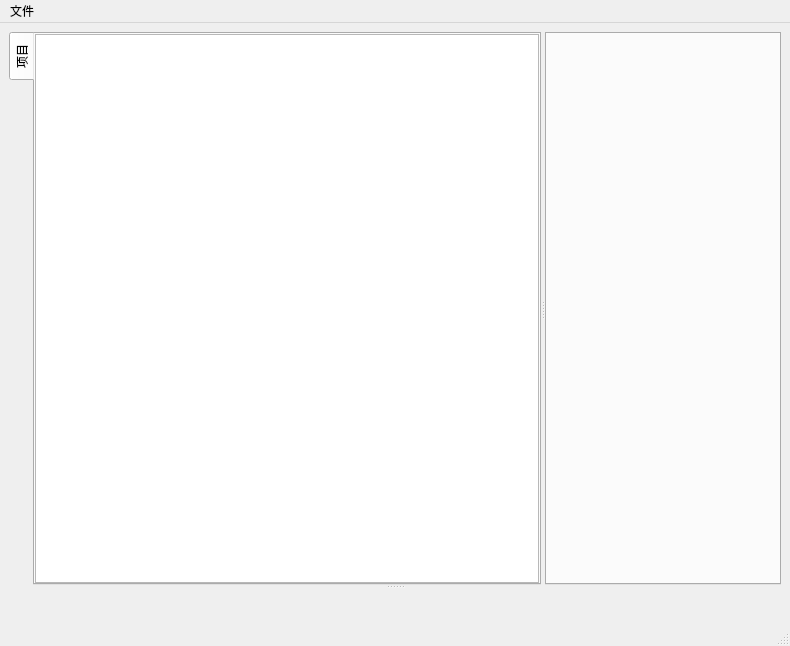
Before: the Qt Designer form ui/main2.ui in fffoobibi/httpfile, drawn with Qt 5.
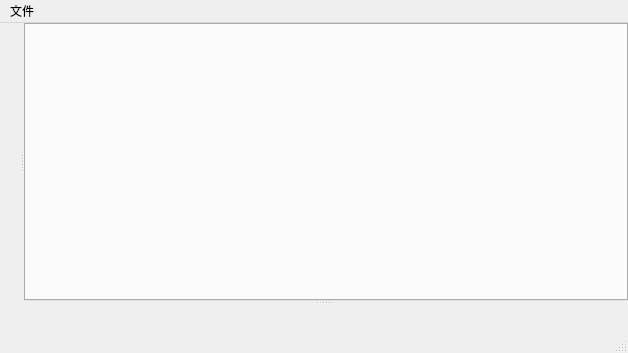
After: the same form once the commit is applied. Custom widgets are drawn as their Qt base class.

What changed in the file:
```diff
--- a/ui/main2.ui
+++ b/ui/main2.ui
@@ -6,15 +6,85 @@
    <rect>
     <x>0</x>
     <y>0</y>
-    <width>790</width>
-    <height>646</height>
+    <width>628</width>
+    <height>353</height>
    </rect>
   </property>
   <property name="windowTitle">
    <string>MainWindow</string>
   </property>
   <widget class="QWidget" name="centralwidget">
+   <layout class="QVBoxLayout" name="verticalLayout_3">
+    <property name="leftMargin">
+     <number>0</number>
+    </property>
+    <property name="topMargin">
+     <number>0</number>
+    </property>
+    <property name="rightMargin">
+     <number>0</number>
+    </property>
+    <property name="bottomMargin">
+     <number>0</number>
+    </property>
+    <item>
+     <widget class="QFrame" name="frame_2">
+      <property name="frameShape">
+       <enum>QFrame::NoFrame</enum>
+      </property>
+      <property name="frameShadow">
+       <enum>QFrame::Raised</enum>
+      </property>
+      <layout class="QHBoxLayout" name="horizontalLayout_3" stretch="0,1">
+       <property name="spacing">
+        <number>0</number>
+       </property>
+       <property name="leftMargin">
+        <number>0</number>
+       </property>
+       <property name="topMargin">
+        <number>0</number>
+       </property>
+       <property name="rightMargin">
+        <number>0</number>
+       </property>
+       <property name="bottomMargin">
+        <number>0</number>
+       </property>
+       <item>
+        <widget class="QWidget" name="widget" native="true">
    <layout class="QVBoxLayout" name="verticalLayout">
+          <property name="spacing">
+           <number>0</number>
+          </property>
+          <property name="leftMargin">
+           <number>0</number>
+          </property>
+          <property name="topMargin">
+           <number>0</number>
+          </property>
+          <property name="rightMargin">
+           <number>0</number>
+          </property>
+          <property name="bottomMargin">
+           <number>0</number>
+          </property>
+          <item>
+           <spacer name="verticalSpacer">
+            <property name="orientation">
+             <enum>Qt::Vertical</enum>
+            </property>
+            <property name="sizeHint" stdset="0">
+             <size>
+              <width>20</width>
+              <height>40</height>
+             </size>
+            </property>
+           </spacer>
+          </item>
+         </layout>
+        </widget>
+       </item>
     <item>
      <widget class="QSplitter" name="splitter_3">
       <property name="orientation">
@@ -30,69 +100,8 @@
         </property>
         <widget class="QStackedWidget" name="stackedWidget">
          <property name="currentIndex">
-          <number>0</number>
-         </property>
-         <widget class="QWidget" name="page_2">
-          <property name="styleSheet">
-           <string notr="true"/>
-          </property>
-          <layout class="QHBoxLayout" name="horizontalLayout_4">
-           <property name="leftMargin">
-            <number>0</number>
-           </property>
-           <property name="topMargin">
-            <number>0</number>
-           </property>
-           <property name="rightMargin">
-            <number>0</number>
-           </property>
-           <property name="bottomMargin">
-            <number>0</number>
-           </property>
-           <item>
-            <widget class="QTabWidget" name="tabWidget_2">
-             <property name="styleSheet">
-              <string notr="true"/>
-             </property>
-             <property name="tabPosition">
-              <enum>QTabWidget::West</enum>
-             </property>
-             <widget class="QWidget" name="tab">
-              <property name="styleSheet">
-               <string notr="true"/>
-              </property>
-              <attribute name="title">
-               <string>项目</string>
-              </attribute>
-              <layout class="QVBoxLayout" name="verticalLayout_2">
-               <property name="leftMargin">
-                <number>0</number>
-               </property>
-               <property name="topMargin">
-                <number>0</number>
-               </property>
-               <property name="rightMargin">
-                <number>0</number>
-               </property>
-               <property name="bottomMargin">
-                <number>0</number>
-               </property>
-               <item>
-                <widget class="DragTreeView" name="treeView">
-                 <property name="frameShape">
-                  <enum>QFrame::StyledPanel</enum>
-                 </property>
-                 <property name="frameShadow">
-                  <enum>QFrame::Sunken</enum>
-                 </property>
-                </widget>
-               </item>
-              </layout>
-             </widget>
-            </widget>
-           </item>
-          </layout>
-         </widget>
+             <number>-1</number>
+            </property>
         </widget>
         <widget class="QStackedWidget" name="stackedWidget_2">
          <property name="currentIndex">
@@ -134,6 +143,9 @@
       <widget class="QStackedWidget" name="stackedWidget_3"/>
      </widget>
     </item>
+      </layout>
+     </widget>
+    </item>
     <item>
      <widget class="QFrame" name="frame">
       <property name="frameShape">
@@ -143,6 +155,9 @@
        <enum>QFrame::Raised</enum>
       </property>
       <layout class="QHBoxLayout" name="horizontalLayout_2">
+       <property name="spacing">
+        <number>0</number>
+       </property>
        <property name="leftMargin">
         <number>0</number>
        </property>
@@ -185,8 +200,8 @@
     <rect>
      <x>0</x>
      <y>0</y>
-     <width>790</width>
-     <height>26</height>
+     <width>628</width>
+     <height>23</height>
     </rect>
    </property>
    <widget class="QMenu" name="menu">
@@ -217,11 +232,6 @@
    <header location="global">widgets.components</header>
    <container>1</container>
   </customwidget>
-  <customwidget>
-   <class>DragTreeView</class>
-   <extends>QTreeView</extends>
-   <header location="global">widgets.components</header>
-  </customwidget>
  </customwidgets>
  <resources>
   <include location="../sources/ide_sources.qrc"/>
```
Lines whose indentation alone changed are shown as unchanged.
